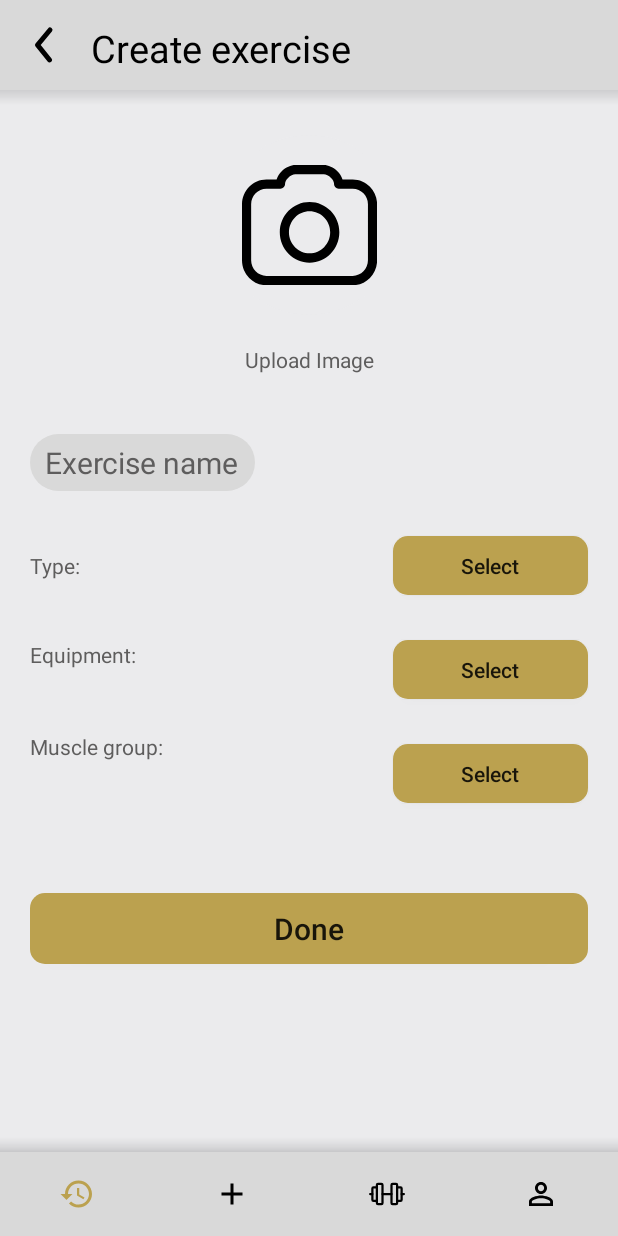
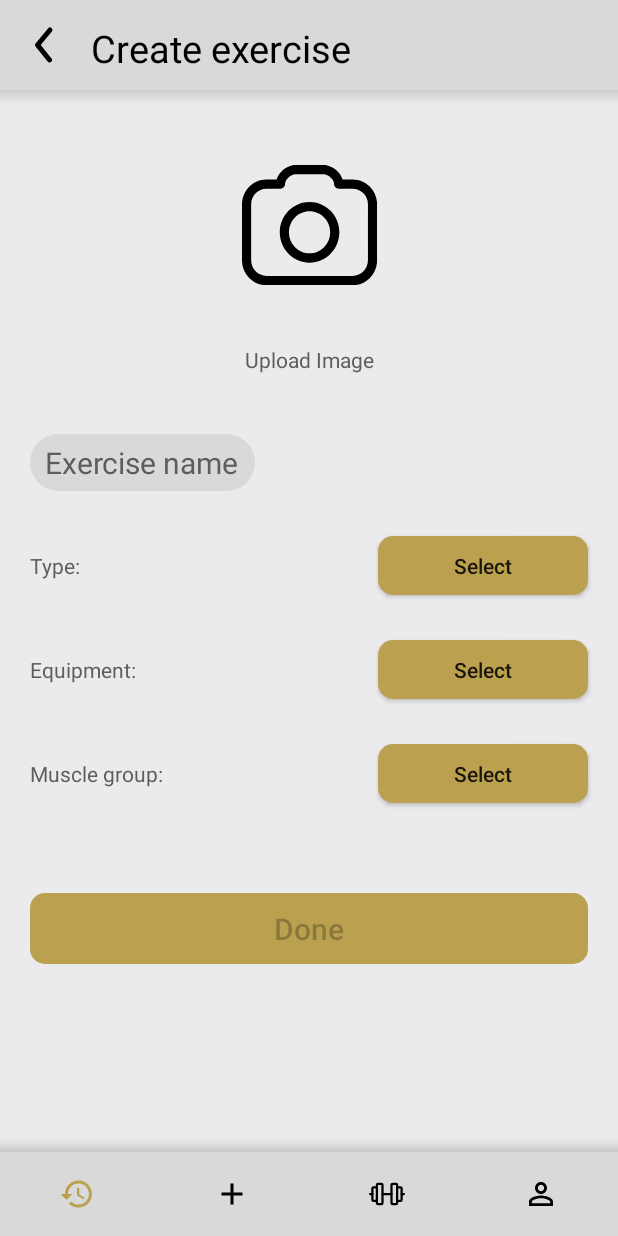
Before and after one commit to marcomadalin/Olympus, an Android app: the CreateExerciseFragment screen opened through its navigation route, on a phone screen of 412 x 824 dp. Run offline under Robolectric (Android 15) with nearby library versions, the light colour scheme and no system bars; our stand-ins replace Dagger/Hilt's generated code, Room's generated code, navigation-ui.

Commit message:
Create exercise fragment logic

```diff
--- a/app/src/main/java/com/marcomadalin/olympus/data/database/AppDatabase.kt
+++ b/app/src/main/java/com/marcomadalin/olympus/data/database/AppDatabase.kt
@@ -25,7 +25,7 @@ import com.marcomadalin.olympus.data.database.entities.UserEntity
 import com.marcomadalin.olympus.data.database.entities.WorkoutEntity
 
 @Database(entities = [ExerciseEntity::class, ExerciseDataEntity::class, MeasureEntity::class, RoutineEntity::class,
-    SetEntity::class, StatisticEntity::class, UserEntity::class, WorkoutEntity::class], version = 32)
+    SetEntity::class, StatisticEntity::class, UserEntity::class, WorkoutEntity::class], version = 33)
 @TypeConverters(MapConverters::class, StringSetConverters::class, IntSetConverters::class, ListSetConverters::class)
 abstract class AppDatabase : RoomDatabase() {
 
--- a/app/src/main/java/com/marcomadalin/olympus/domain/model/ExerciseData.kt
+++ b/app/src/main/java/com/marcomadalin/olympus/domain/model/ExerciseData.kt
@@ -10,7 +10,7 @@ data class ExerciseData(
     var id: Long = 0,
     var userId: Long = 0,
     var name : String = "",
-    var type: ExerciseType = ExerciseType.WeightReps,
+    var type: ExerciseType = ExerciseType.Weight_Reps,
     var favourite: Boolean = false,
     var equipment: Equipment = Equipment.None,
     var primaryMuscle: Muscle = Muscle.Abs,
--- a/app/src/main/java/com/marcomadalin/olympus/presentation/view/ExerciseDataViewHolder.kt
+++ b/app/src/main/java/com/marcomadalin/olympus/presentation/view/ExerciseDataViewHolder.kt
@@ -13,7 +13,7 @@ class ExerciseDataViewHolder(view: View) : RecyclerView.ViewHolder(view) {
 
     fun render(exerciseData: ExerciseData, lastFavorite: Int, selectExercise: (Long) -> Unit) {
         binding.exerciseName5.text = exerciseData.name
-        binding.exerciseMuscle.text = exerciseData.primaryMuscle.toString()
+        binding.exerciseMuscle.text = exerciseData.primaryMuscle.toString().replace("_", " ")
 
         if (lastFavorite == -1) binding.separatorView.visibility = View.INVISIBLE
         else if (absoluteAdapterPosition == lastFavorite) binding.separatorView.visibility = View.VISIBLE
--- a/app/src/main/java/com/marcomadalin/olympus/presentation/view/ExerciseFragment.kt
+++ b/app/src/main/java/com/marcomadalin/olympus/presentation/view/ExerciseFragment.kt
@@ -52,6 +52,7 @@ class ExerciseFragment : Fragment() {
 
     override fun onStart() {
         super.onStart()
+        first = true
         searchText = exerciseDataViewModel.searchFilter.value!!
         (activity as MainActivity).showNavigationBar()
         navController = findNavController()
--- a/app/src/main/java/com/marcomadalin/olympus/presentation/view/MainActivity.kt
+++ b/app/src/main/java/com/marcomadalin/olympus/presentation/view/MainActivity.kt
@@ -88,11 +88,11 @@ class MainActivity : AppCompatActivity() {
             mutableListOf(exercise1, exercise2, exercise3, exercise4, exercise5),
             mutableListOf())
 
-        val e1 = ExerciseData(0, 1, "Deadlift", ExerciseType.WeightReps, true, Equipment.Barbell, Muscle.Hamstrings, emptySet(), 220.0, 230.75, 220.0, 3, true)
-        val e2 = ExerciseData(0, 1, "Squat", ExerciseType.WeightReps, true, Equipment.Barbell, Muscle.Hamstrings, emptySet(), 190.0, 200.00, 190.0, 3, true)
-        val e3 = ExerciseData(0, 1, "Bench Press", ExerciseType.WeightReps, true, Equipment.Barbell, Muscle.Hamstrings, emptySet(), 120.0, 130.75, 120.0, 3, true)
-        val e4 = ExerciseData(0, 1, "Lat Pulldown", ExerciseType.WeightReps, false, Equipment.Machine, Muscle.Lats, emptySet(), 82.5, 100.25, 82.5, 10, true)
-        val e5 = ExerciseData(0, 1, "Barbell Row", ExerciseType.WeightReps, false, Equipment.Barbell, Muscle.Upper_Back, emptySet(), 120.0, 150.75, 120.0, 10, true)
+        val e1 = ExerciseData(0, 1, "Deadlift", ExerciseType.Weight_Reps, true, Equipment.Barbell, Muscle.Hamstrings, emptySet(), 220.0, 230.75, 220.0, 3, true)
+        val e2 = ExerciseData(0, 1, "Squat", ExerciseType.Weight_Reps, true, Equipment.Barbell, Muscle.Hamstrings, emptySet(), 190.0, 200.00, 190.0, 3, true)
+        val e3 = ExerciseData(0, 1, "Bench Press", ExerciseType.Weight_Reps, true, Equipment.Barbell, Muscle.Hamstrings, emptySet(), 120.0, 130.75, 120.0, 3, true)
+        val e4 = ExerciseData(0, 1, "Lat Pulldown", ExerciseType.Weight_Reps, false, Equipment.Machine, Muscle.Lats, emptySet(), 82.5, 100.25, 82.5, 10, true)
+        val e5 = ExerciseData(0, 1, "Barbell Row", ExerciseType.Weight_Reps, false, Equipment.Barbell, Muscle.Upper_Back, emptySet(), 120.0, 150.75, 120.0, 10, true)
 
         val exercises : List<ExerciseData> = listOf(e1, e2 , e3, e4, e5)
         GlobalScope.launch {
--- a/app/src/main/java/com/marcomadalin/olympus/presentation/viewmodel/ExerciseDataViewModel.kt
+++ b/app/src/main/java/com/marcomadalin/olympus/presentation/viewmodel/ExerciseDataViewModel.kt
@@ -10,6 +10,7 @@ import com.marcomadalin.olympus.domain.cases.SaveExerciseDataUseCase
 import com.marcomadalin.olympus.domain.cases.SaveExercisesDataUseCase
 import com.marcomadalin.olympus.domain.model.ExerciseData
 import com.marcomadalin.olympus.domain.model.enums.Equipment
+import com.marcomadalin.olympus.domain.model.enums.ExerciseType
 import com.marcomadalin.olympus.domain.model.enums.Muscle
 import dagger.hilt.android.lifecycle.HiltViewModel
 import kotlinx.coroutines.launch
@@ -29,11 +30,16 @@ class ExerciseDataViewModel @Inject constructor(
     val selectedExercise = MutableLiveData<Long>()
 
     val equipmentFilters = MutableLiveData<List<String>>()
+
     val muscleFilters = MutableLiveData<List<String>>()
+
+    val exerciseTypes = MutableLiveData<List<String>>()
 
     val selectedFilters = MutableLiveData<Set<String>>(setOf())
 
     val searchFilter = MutableLiveData("")
+
+    val newExercise = MutableLiveData<ExerciseData>()
 
     fun getExercisesData() {
         viewModelScope.launch {exercises.postValue(getExercisesUseCase())}
@@ -42,6 +48,7 @@ class ExerciseDataViewModel @Inject constructor(
     fun getFilters() {
         equipmentFilters.postValue(Equipment.values().toList().map { it.toString().replace("_"," ") })
         muscleFilters.postValue(Muscle.values().toList().map { it.toString().replace("_"," ") })
+        exerciseTypes.postValue(ExerciseType.values().toList().map { it.toString().replace("_"," ") })
     }
 
     fun saveExerciseData(exerciseData: ExerciseData) {
@@ -61,4 +68,12 @@ class ExerciseDataViewModel @Inject constructor(
     fun deleteAllExercisesData() {
         viewModelScope.launch {deleteExercisesDataCase()}
     }
+
+    fun saveNewExercise() {
+        viewModelScope.launch {
+            saveExerciseDataUseCase(newExercise.value!!)
+            newExercise.postValue(ExerciseData())
+            exercises.postValue(getExercisesUseCase())
+        }
+    }
 }
--- a/app/src/main/res/layout/fragment_create_exercise.xml
+++ b/app/src/main/res/layout/fragment_create_exercise.xml
@@ -5,6 +5,9 @@
     android:layout_width="match_parent"
     android:layout_height="match_parent"
     android:background="@color/background"
+    android:focusableInTouchMode="true"
+    android:clickable="true"
+    android:focusable="true"
     tools:context=".presentation.view.CreateExerciseFragment">
 
     <androidx.constraintlayout.widget.ConstraintLayout
@@ -107,7 +110,7 @@
         android:layout_width="wrap_content"
         android:layout_height="wrap_content"
         android:layout_marginStart="20dp"
-        android:layout_marginTop="40dp"
+        android:layout_marginTop="50dp"
         android:text="Equipment:"
         android:textColor="@color/text"
         android:textSize="14sp"
@@ -119,7 +122,7 @@
         android:layout_width="wrap_content"
         android:layout_height="wrap_content"
         android:layout_marginStart="20dp"
-        android:layout_marginTop="42dp"
+        android:layout_marginTop="50dp"
         android:text="Muscle group:"
         android:textColor="@color/text"
         android:textSize="14sp"
@@ -128,7 +131,7 @@
 
     <Button
         android:id="@+id/typeSelect"
-        android:layout_width="130dp"
+        android:layout_width="140dp"
         android:layout_height="wrap_content"
         android:layout_marginTop="30dp"
         android:layout_marginEnd="20dp"
@@ -152,6 +155,7 @@
         android:layout_marginTop="60dp"
         android:layout_marginEnd="20dp"
         android:background="@drawable/button_layout"
+        android:enabled="false"
         android:minWidth="0dp"
         android:minHeight="0dp"
         android:paddingHorizontal="10dp"
@@ -165,7 +169,7 @@
 
     <Button
         android:id="@+id/equipmentSelect"
-        android:layout_width="130dp"
+        android:layout_width="140dp"
         android:layout_height="wrap_content"
         android:layout_marginTop="30dp"
         android:layout_marginEnd="20dp"
@@ -183,7 +187,7 @@
 
     <Button
         android:id="@+id/muscleSelect"
-        android:layout_width="130dp"
+        android:layout_width="140dp"
         android:layout_height="wrap_content"
         android:layout_marginTop="30dp"
         android:layout_marginEnd="20dp"
--- a/app/src/main/res/values/styles.xml
+++ b/app/src/main/res/values/styles.xml
@@ -13,4 +13,14 @@
     <style name="CalendarWeeks" parent="TextAppearance.MaterialComponents.Caption">
         <item name="android:textColor">@color/white</item>
     </style>
+
+    <style name="MyRadioButton" parent="Theme.AppCompat.Light">
+        <item name="colorControlNormal">@color/layout</item>
+        <item name="colorControlActivated">@color/buttons</item>
+    </style>
+
+    <style name="MyDialog" parent="Theme.MaterialComponents.Light.Dialog.Alert">
+        <item name="android:windowIsTranslucent">true</item>
+        <item name="android:windowBackground">@android:color/transparent</item>
+    </style>
 </resources>
--- a/app/src/main/res/values/themes.xml
+++ b/app/src/main/res/values/themes.xml
@@ -14,6 +14,12 @@
         <!-- Customize your theme here. -->
         <item name="popupMenuBackground">@drawable/menu_background</item>
         <item name="android:popupMenuStyle">@style/popupBGStyle</item>
+        <item name="android:alertDialogStyle">@style/RoundedCornersDialog</item>
+    </style>
+
+    <style name="RoundedCornersDialog" parent="@style/Theme.MaterialComponents.Dialog">
+        <item name="dialogCornerRadius">20dp</item>
+        <item name="backgroundColor">@color/layout</item>
     </style>
 
     <style name="popupBGStyle" parent="Widget.MaterialComponents.PopupMenu">
```
Also changed, not shown: app/src/main/java/com/marcomadalin/olympus/domain/model/enums/ExerciseType.kt (+4 -4 lines), app/src/main/java/com/marcomadalin/olympus/presentation/view/CreateExerciseFragment.kt (+93 -0 lines), app/src/main/res/layout/exercise_create_radio.xml (added, +88 -0 lines).
